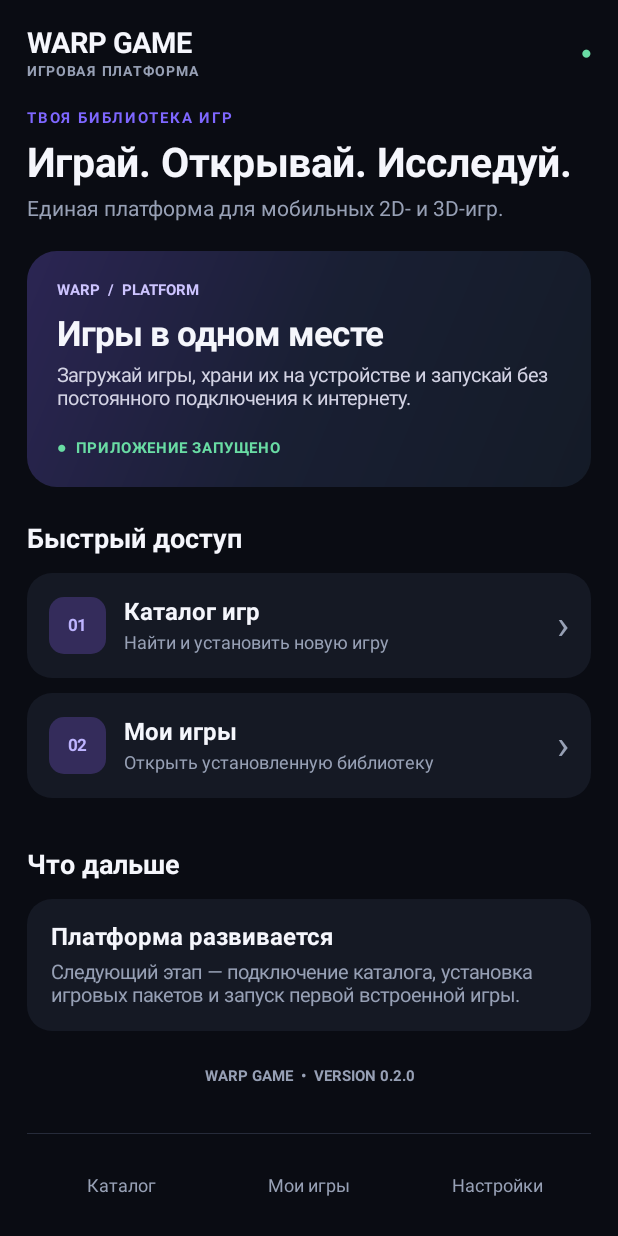
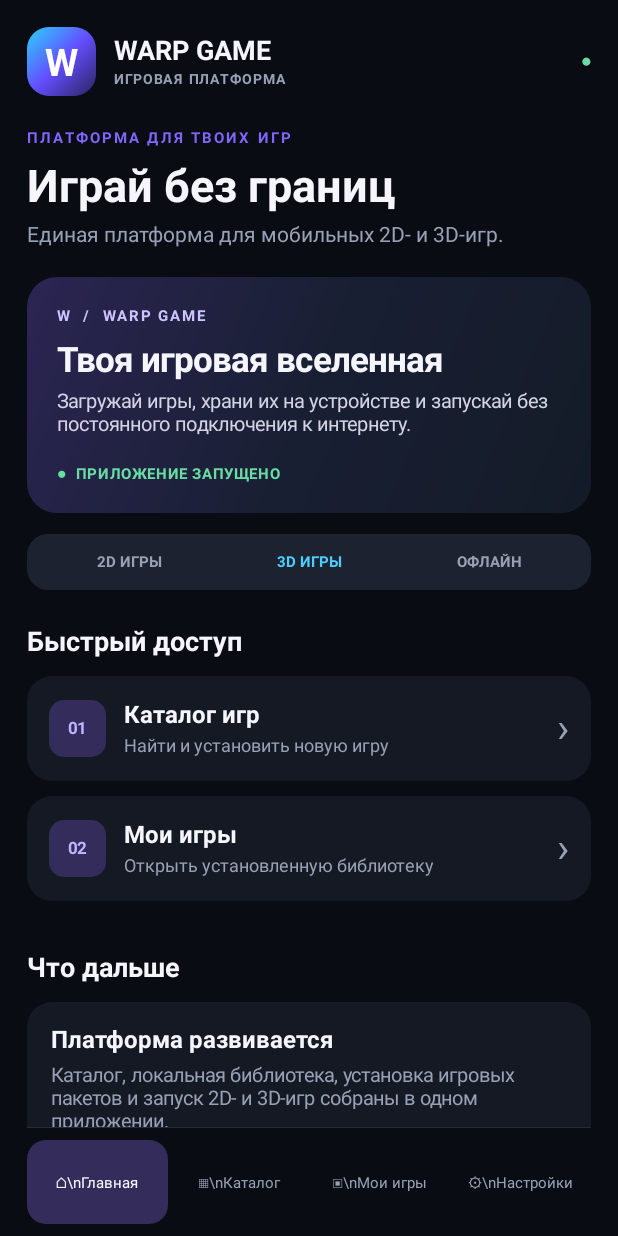
Before and after one commit to ded0TM0R0Z/Warp-Game, an Android app: the screen it shows after launch (MainActivity), on a phone screen of 412 x 824 dp. Run offline under Robolectric (Android 15) with nearby library versions, the phone set to English and light mode, and no system bars.

Commit message:
Polish main navigation and immersive platform UI

```diff
--- a/app/src/main/java/com/warp/game/MainActivity.kt
+++ b/app/src/main/java/com/warp/game/MainActivity.kt
@@ -36,6 +36,7 @@ class MainActivity : Activity() {
 
     private lateinit var pageContent: LinearLayout
     private lateinit var backButton: TextView
+    private lateinit var navHome: TextView
     private lateinit var navCatalog: TextView
     private lateinit var navLibrary: TextView
     private lateinit var navSettings: TextView
@@ -66,7 +67,7 @@ class MainActivity : Activity() {
         super.onCreate(savedInstanceState)
         window.statusBarColor = bg
         window.navigationBarColor = bg
-        window.decorView.systemUiVisibility = 0
+        applyImmersiveMode()
         initializePlatformServices()
         buildShell()
         renderPage(false)
@@ -103,7 +104,7 @@ class MainActivity : Activity() {
         val topBar = LinearLayout(this).apply {
             orientation = LinearLayout.HORIZONTAL
             gravity = Gravity.CENTER_VERTICAL
-            setPadding(0, dp(8), 0, dp(12))
+            setPadding(0, dp(8), 0, dp(14))
         }
 
         backButton = TextView(this).apply {
@@ -117,14 +118,26 @@ class MainActivity : Activity() {
         }
         topBar.addView(backButton)
 
+        val logo = TextView(this).apply {
+            text = "W"
+            textSize = 25f
+            setTypeface(typeface, Typeface.BOLD)
+            gravity = Gravity.CENTER
+            setTextColor(Color.WHITE)
+            background = GradientDrawable(
+                GradientDrawable.Orientation.TL_BR,
+                intArrayOf(Color.rgb(42, 211, 255), Color.rgb(100, 78, 255), Color.rgb(42, 35, 94))
+            ).apply { cornerRadius = dp(15).toFloat() }
+        }
+        topBar.addView(logo, LinearLayout.LayoutParams(dp(46), dp(46)).apply { rightMargin = dp(12) })
         val brand = LinearLayout(this).apply {
             orientation = LinearLayout.VERTICAL
             setOnClickListener { navigateTo("home") }
         }
-        brand.addView(label("WARP GAME", 19f, textMain, true))
+        brand.addView(label("WARP GAME", 18f, textMain, true))
         brand.addView(label("ИГРОВАЯ ПЛАТФОРМА", 9f, textMuted, true).apply {
             letterSpacing = 0.13f
-            setPadding(0, dp(2), 0, 0)
+            setPadding(0, dp(3), 0, 0)
         })
         topBar.addView(brand, LinearLayout.LayoutParams(0, -2, 1f))
         topBar.addView(label("●", 11f, green, true))
@@ -150,18 +163,34 @@ class MainActivity : Activity() {
             gravity = Gravity.CENTER
             setPadding(0, dp(8), 0, 0)
         }
-        navCatalog = navItem("Каталог")
-        navLibrary = navItem("Мои игры")
-        navSettings = navItem("Настройки")
+        navHome = navItem("⌂\\nГлавная")
+        navCatalog = navItem("▦\\nКаталог")
+        navLibrary = navItem("▣\\nМои игры")
+        navSettings = navItem("⚙\\nНастройки")
+        navHome.setOnClickListener { navigateTo("home") }
         navCatalog.setOnClickListener { navigateTo("catalog") }
         navLibrary.setOnClickListener { navigateTo("library") }
         navSettings.setOnClickListener { navigateTo("settings") }
-        bottomNav.addView(navCatalog, LinearLayout.LayoutParams(0, dp(52), 1f))
-        bottomNav.addView(navLibrary, LinearLayout.LayoutParams(0, dp(52), 1f))
-        bottomNav.addView(navSettings, LinearLayout.LayoutParams(0, dp(52), 1f))
+        bottomNav.addView(navHome, LinearLayout.LayoutParams(0, dp(56), 1f))
+        bottomNav.addView(navCatalog, LinearLayout.LayoutParams(0, dp(56), 1f))
+        bottomNav.addView(navLibrary, LinearLayout.LayoutParams(0, dp(56), 1f))
+        bottomNav.addView(navSettings, LinearLayout.LayoutParams(0, dp(56), 1f))
         root.addView(bottomNav)
 
         setContentView(root)
+    }
+
+    @Suppress("DEPRECATION")
+    private fun applyImmersiveMode() {
+        window.decorView.systemUiVisibility =
+            View.SYSTEM_UI_FLAG_FULLSCREEN or
+            View.SYSTEM_UI_FLAG_IMMERSIVE_STICKY or
+            View.SYSTEM_UI_FLAG_LAYOUT_STABLE
+    }
+
+    override fun onWindowFocusChanged(hasFocus: Boolean) {
+        super.onWindowFocusChanged(hasFocus)
+        if (hasFocus) applyImmersiveMode()
     }
 
     override fun onNewIntent(intent: android.content.Intent) {
@@ -205,9 +234,11 @@ class MainActivity : Activity() {
             else -> renderHome()
         }
 
+        navHome.isSelected = currentPage == "home"
         navCatalog.isSelected = currentPage == "catalog"
         navLibrary.isSelected = currentPage == "library"
         navSettings.isSelected = currentPage == "settings"
+        styleNav(navHome)
         styleNav(navCatalog)
         styleNav(navLibrary)
         styleNav(navSettings)
@@ -226,11 +257,11 @@ class MainActivity : Activity() {
     }
 
     private fun renderHome() {
-        pageContent.addView(label("ТВОЯ БИБЛИОТЕКА ИГР", 10f, accent, true).apply {
-            letterSpacing = 0.12f
+        pageContent.addView(label("ПЛАТФОРМА ДЛЯ ТВОИХ ИГР", 10f, accent, true).apply {
+            letterSpacing = 0.14f
         })
-        pageContent.addView(label("Играй. Открывай. Исследуй.", 27f, textMain, true).apply {
-            setPadding(0, dp(8), 0, dp(7))
+        pageContent.addView(label("Играй без границ", 30f, textMain, true).apply {
+            setPadding(0, dp(9), 0, dp(7))
         })
         pageContent.addView(label(
             "Единая платформа для мобильных 2D- и 3D-игр.",
@@ -242,8 +273,10 @@ class MainActivity : Activity() {
             background = gradientCard()
             setPadding(dp(20), dp(20), dp(20), dp(20))
         }
-        hero.addView(label("WARP  /  PLATFORM", 10f, Color.rgb(205, 196, 255), true))
-        hero.addView(label("Игры в одном месте", 23f, textMain, true).apply {
+        hero.addView(label("W  /  WARP GAME", 10f, Color.rgb(205, 196, 255), true).apply {
+            letterSpacing = 0.12f
+        })
+        hero.addView(label("Твоя игровая вселенная", 23f, textMain, true).apply {
             setPadding(0, dp(10), 0, dp(7))
         })
         hero.addView(label(
@@ -256,6 +289,21 @@ class MainActivity : Activity() {
         }
         hero.addView(status)
         pageContent.addView(hero)
+
+        val featureStrip = LinearLayout(this).apply {
+            orientation = LinearLayout.HORIZONTAL
+            gravity = Gravity.CENTER
+            background = rounded(surfaceAlt, 14)
+            setPadding(dp(8), dp(13), dp(8), dp(13))
+        }
+        listOf("2D ИГРЫ", "3D ИГРЫ", "ОФЛАЙН").forEachIndexed { index, value ->
+            val item = label(value, 10f, if (index == 1) Color.rgb(76, 205, 255) else textMuted, true)
+            item.gravity = Gravity.CENTER
+            featureStrip.addView(item, LinearLayout.LayoutParams(0, -2, 1f))
+        }
+        val featureParams = LinearLayout.LayoutParams(-1, -2)
+        featureParams.topMargin = dp(14)
+        pageContent.addView(featureStrip, featureParams)
 
         sectionTitle("Быстрый доступ")
         pageContent.addView(actionCard(
@@ -274,7 +322,7 @@ class MainActivity : Activity() {
         info.setPadding(dp(16), dp(16), dp(16), dp(16))
         info.addView(label("Платформа развивается", 16f, textMain, true))
         info.addView(label(
-            "Следующий этап — подключение каталога, установка игровых пакетов и запуск первой встроенной игры.",
+            "Каталог, локальная библиотека, установка игровых пакетов и запуск 2D- и 3D-игр собраны в одном приложении.",
             13f, textMuted, false
         ).apply { setPadding(0, dp(7), 0, 0) })
         pageContent.addView(info)
@@ -1059,7 +1107,7 @@ class MainActivity : Activity() {
     private fun navItem(title: String): TextView {
         return TextView(this).apply {
             text = title
-            textSize = 12f
+            textSize = 10f
             gravity = Gravity.CENTER
             setTextColor(textMuted)
             isClickable = true
```
